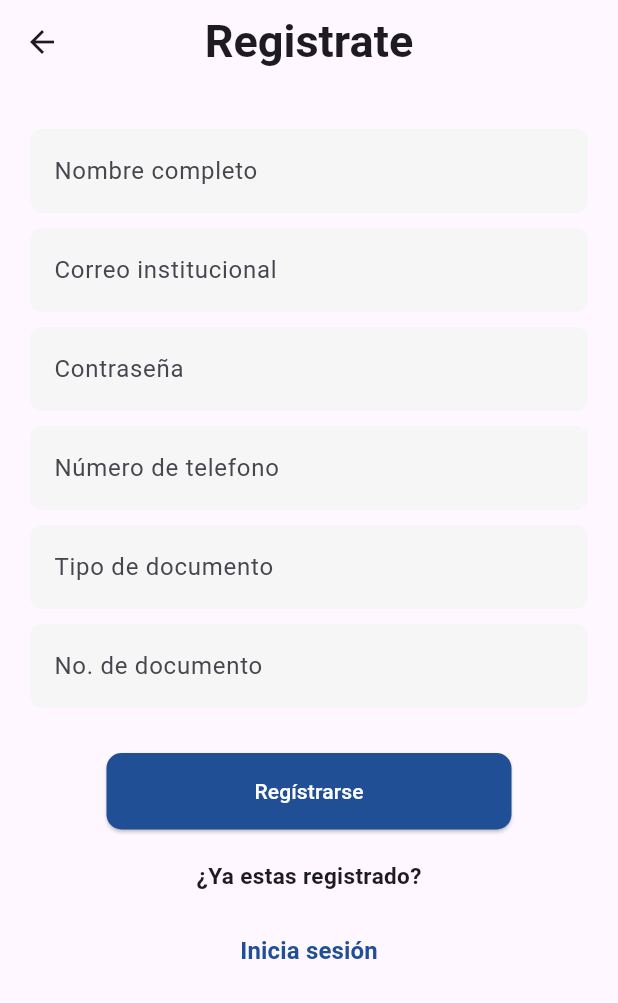
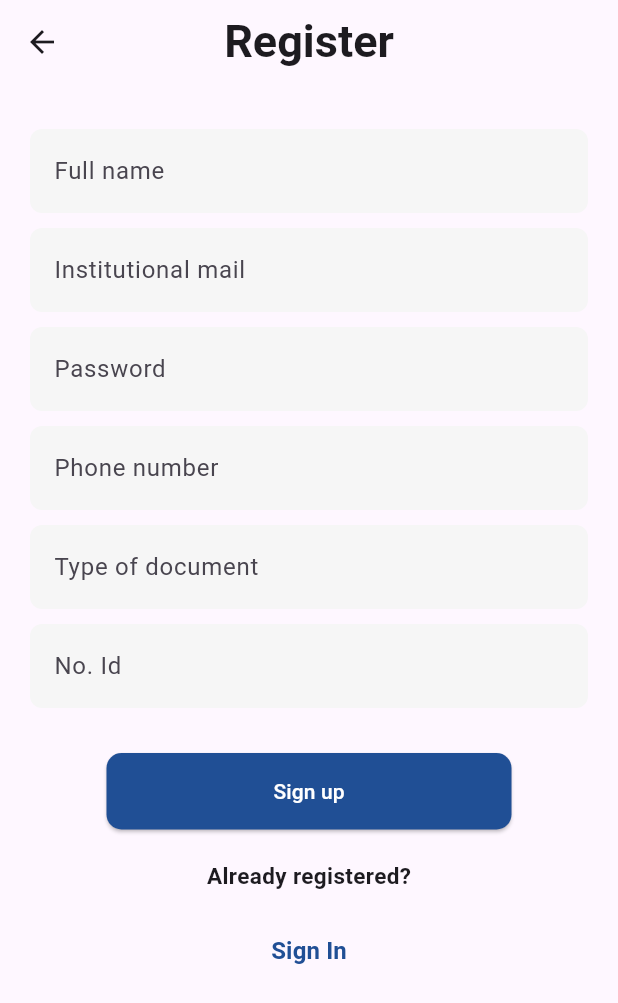
Before and after one commit to JuanSebLopez/edupro, a Flutter app: the RegisterPage screen opened by its route, on a phone screen of 412 x 824 dp. Shown: the top 1003 px of the screen. Run offline on Flutter 3.47's test engine with Material 3 defaults, Android fonts, the phone set to English and light mode, and no system bars; our stand-ins replace firebase_auth, get, google_fonts; accounts and stored records are empty.

Commit message:
Se cambio el idioma de las variables y campos de español a ingles

```diff
--- a/lib/ui/views/auth/login_screen.dart
+++ b/lib/ui/views/auth/login_screen.dart
@@ -1,7 +1,6 @@
 import 'package:edupro/shared/widgets/textfield.dart';
 import 'package:flutter/material.dart';
 import 'package:get/get.dart';
-import 'package:get/get_core/src/get_main.dart';
 
 class LoginPage extends StatefulWidget {
   const LoginPage({super.key});
@@ -20,7 +19,7 @@ class _LoginPageState extends State<LoginPage> {
     return Scaffold(
       appBar: AppBar(
         title: const Text(
-          "Iniciar sesión",
+          "Log In",
           style: TextStyle(
             fontWeight: FontWeight.bold,
             fontSize: 30.0,
@@ -41,16 +40,16 @@ class _LoginPageState extends State<LoginPage> {
           children: <Widget>[
             CustomTextField(
               controller: emailController,
-              labelText: 'Correo electrónico',
+              labelText: 'Email',
             ),
             const SizedBox(height: 10.0),
             CustomTextField(
               controller: passwordController,
-              labelText: 'Contraseña',
+              labelText: 'Password',
             ),
             const SizedBox(height: 20.0),
             const Text(
-              "¿Olvidaste tu contraseña?",
+              "Forgot your password?",
               textAlign: TextAlign.center,
               style: TextStyle(
                 color: Colors.blue, // Color azul para el texto
@@ -73,7 +72,7 @@ class _LoginPageState extends State<LoginPage> {
                 ), // Tamaño mínimo del botón
               ),
               child: const Text(
-                'Inicia Sesión',
+                'Sign In',
                 style: TextStyle(color: Colors.white), //Color blanco al texto
               ),
             ),
@@ -82,7 +81,7 @@ class _LoginPageState extends State<LoginPage> {
               mainAxisAlignment: MainAxisAlignment.center,
               children: <Widget>[
                 const Text(
-                  "¿No estás registrado?",
+                  "Not registered?",
                 ),
                 const SizedBox(width: 5.0),
                 TextButton(
@@ -91,7 +90,7 @@ class _LoginPageState extends State<LoginPage> {
                     Get.toNamed('/register');
                   },
                   child: const Text(
-                    "Regístrate aquí",
+                    "Sign up here",
                     style: TextStyle(
                       color: Colors.blue,
                       fontWeight: FontWeight.bold,
--- a/lib/ui/views/auth/register_screen.dart
+++ b/lib/ui/views/auth/register_screen.dart
@@ -12,19 +12,19 @@ class RegisterPage extends StatefulWidget {
 }
 
 class _RegisterPageState extends State<RegisterPage> {
-  final name = TextEditingController();
-  final email = TextEditingController();
-  final password = TextEditingController();
-  final phoneNumber = TextEditingController();
-  final typeId = TextEditingController();
-  final id = TextEditingController();
+  final nameController = TextEditingController();
+  final emailController = TextEditingController();
+  final passwordController = TextEditingController();
+  final phoneNumberController = TextEditingController();
+  final typeIdController = TextEditingController();
+  final idController = TextEditingController();
 
   @override
   Widget build(BuildContext context) {
     return Scaffold(
       appBar: AppBar(
         title: const Text(
-          "Registrate",
+          "Register",
           style: TextStyle(
             fontWeight: FontWeight.bold,
             fontSize: 30.0,
@@ -44,33 +44,33 @@ class _RegisterPageState extends State<RegisterPage> {
           children: <Widget>[
             const SizedBox(height: 10.0),
             CustomTextField(
-              controller: name,
-              labelText: "Nombre completo",
+              controller: nameController,
+              labelText: "Full name",
             ),
             const SizedBox(height: 10.0),
             CustomTextField(
-              controller: email,
-              labelText: "Correo institucional",
+              controller: emailController,
+              labelText: "Institutional mail",
             ),
             const SizedBox(height: 10.0),
             CustomTextField(
-              controller: password,
-              labelText: "Contraseña",
+              controller: passwordController,
+              labelText: "Password",
             ),
             const SizedBox(height: 10.0),
             CustomTextField(
-              controller: phoneNumber,
-              labelText: "Número de telefono",
+              controller: phoneNumberController,
+              labelText: "Phone number",
             ),
             const SizedBox(height: 10.0),
             CustomTextField(
-              controller: typeId,
-              labelText: "Tipo de documento",
+              controller: typeIdController,
+              labelText: "Type of document",
             ),
             const SizedBox(height: 10.0),
             CustomTextField(
-              controller: id,
-              labelText: "No. de documento",
+              controller: idController,
+              labelText: "No. Id",
             ),
             const SizedBox(height: 30.0),
             ElevatedButton(
@@ -87,13 +87,13 @@ class _RegisterPageState extends State<RegisterPage> {
                 ), // Tamaño mínimo del botón
               ),
               child: const Text(
-                'Regístrarse',
+                'Sign up',
                 style: TextStyle(color: Colors.white), //Color blanco al texto
               ),
             ),
             const SizedBox(height: 20.0),
             const Text(
-              '¿Ya estas registrado?',
+              'Already registered?',
               style: TextStyle(
                 fontWeight: FontWeight.bold,
                 fontSize: 15.0,
@@ -113,7 +113,7 @@ class _RegisterPageState extends State<RegisterPage> {
                 shadowColor: Colors.transparent, // Color de sombra transparente
               ),
               child: const Text(
-                'Inicia sesión',
+                'Sign In',
                 style: TextStyle(
                   color: Color(0xFF204F95),
                   fontWeight: FontWeight.bold,
--- a/lib/ui/views/auth/welcome_screen.dart
+++ b/lib/ui/views/auth/welcome_screen.dart
@@ -49,7 +49,7 @@ class _HomePageState extends State<HomePage> {
                 ),
               ),
               Text(
-                'Encuentra los mejores cuestionarios para tu desempeño en las pruebas saber Pro.',
+                'Find the best quizzes for your performance on the Saber Pro tests.',
                 style: GoogleFonts.loveYaLikeASister(
                   textStyle: const TextStyle(
                     fontSize: 20,
@@ -79,7 +79,7 @@ class _HomePageState extends State<HomePage> {
                   elevation: 5, // Altura de la sombra
                 ),
                 child: const Text(
-                  'Regístrate',
+                  'Sign Up',
                   style: TextStyle(
                     color: Colors.white, // Color blanco al texto
                     fontWeight: FontWeight.bold, // Agrega grosor al texto
@@ -101,7 +101,7 @@ class _HomePageState extends State<HomePage> {
                       Colors.transparent, // Color de sombra transparente
                 ),
                 child: const Text(
-                  'Inicia sesión',
+                  'Sign In',
                   style: TextStyle(
                     color: Color(0xFF204F95), // Color del texto
                     fontWeight: FontWeight.bold, // Agrega grosor al texto
```
